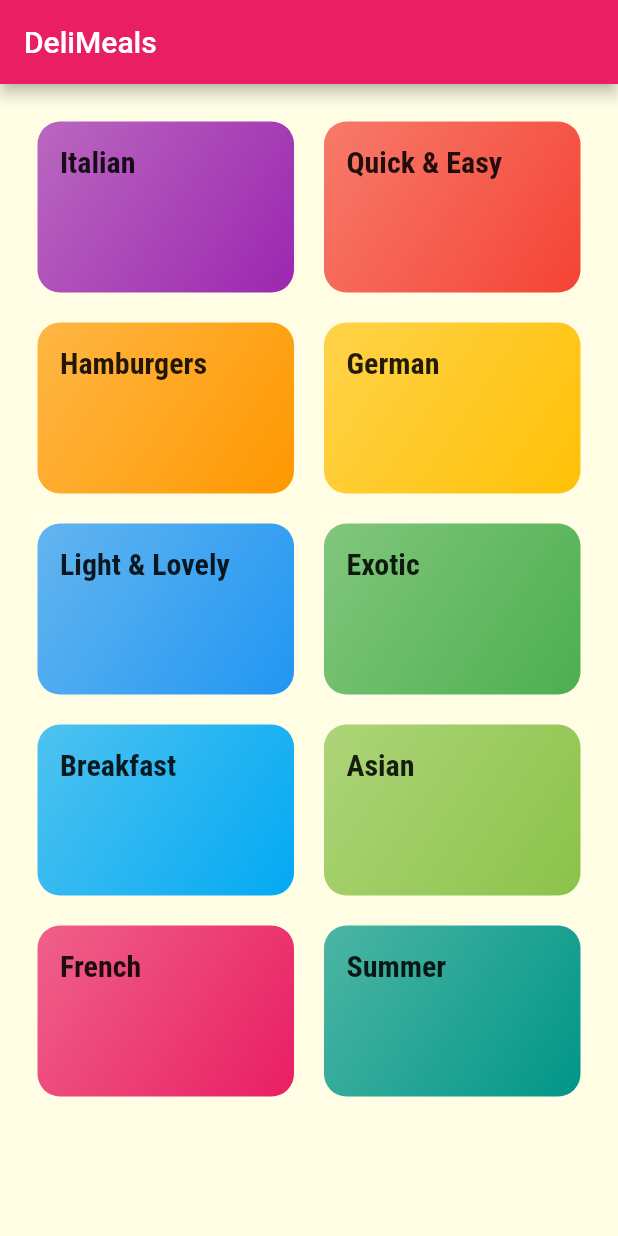
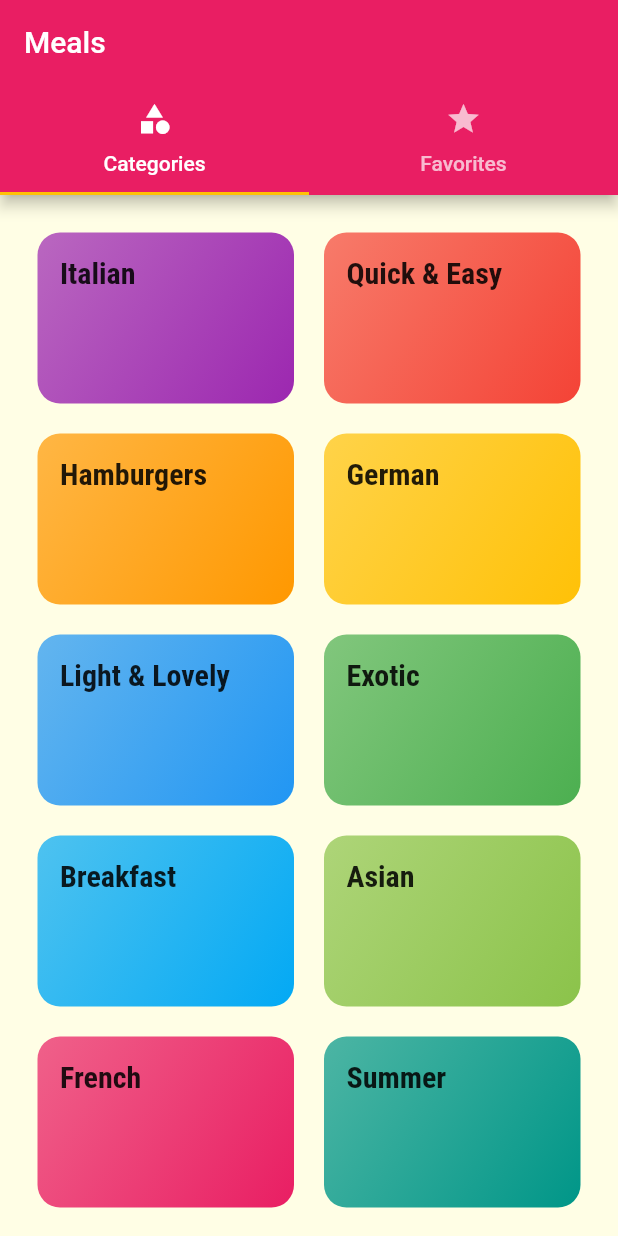
Before and after one commit to robozavri/food-app, a Flutter app: the screen it shows after launch, on a phone screen of 412 x 824 dp. Run offline on Flutter 3.47's test engine with Material 2 defaults, Android fonts, the phone set to English and light mode, and no system bars; Roboto replaces fonts that are missing (Realway).

Commit message:
[feat][lesson 176]: add tabs

```diff
--- a/lib/main.dart
+++ b/lib/main.dart
@@ -1,5 +1,6 @@
 import 'package:flutter/material.dart';
 import 'package:flutter_complete_guide/screens/meal_detail_screen.dart';
+import 'package:flutter_complete_guide/screens/tabs_screen.dart';
 
 import './screens/categories_screen.dart';
 import './screens/category_meals_screen.dart';
@@ -27,7 +28,8 @@ class MyApp extends StatelessWidget {
       // home: CategoriesScreen(),
       initialRoute: '/',
       routes: {
-        '/': (ctx) => CategoriesScreen(),
+        '/': (ctx) => TabScreen(),
+        // '/': (ctx) => CategoriesScreen(),
         CategoryMealsScreen.routeName: (ctx) => CategoryMealsScreen(),
         MealDetailScreen.routeName: (ctx) => MealDetailScreen(),
       },
--- a/lib/screens/categories_screen.dart
+++ b/lib/screens/categories_screen.dart
@@ -7,9 +7,7 @@ class CategoriesScreen extends StatelessWidget {
 
   @override
   Widget build(BuildContext context) {
-    return Scaffold(
-      appBar: AppBar(title: Text('DeliMeals')),
-      body: GridView(
+    return GridView(
       padding: EdgeInsets.all(25),
       children: DUMMY_CATEGORIES
           .map((cat) => CategoryItem(cat.id, cat.title, cat.color))
@@ -20,7 +18,6 @@ class CategoriesScreen extends StatelessWidget {
         crossAxisSpacing: 20,
         mainAxisSpacing: 20,
       ),
-      ),
     );
   }
 }
--- /dev/null
+++ b/lib/screens/favorites_screen.dart
@@ -0,0 +1,10 @@
+import 'package:flutter/material.dart';
+
+class FavoritesScreen extends StatelessWidget {
+  @override
+  Widget build(BuildContext context) {
+    return Center(
+      child: Text('The Favorites'),
+    );
+  }
+}
--- /dev/null
+++ b/lib/screens/tabs_screen.dart
@@ -0,0 +1,41 @@
+import 'package:flutter/material.dart';
+import 'package:flutter_complete_guide/screens/categories_screen.dart';
+import 'package:flutter_complete_guide/screens/favorites_screen.dart';
+
+class TabScreen extends StatefulWidget {
+  @override
+  _TabScreenState createState() => _TabScreenState();
+}
+
+class _TabScreenState extends State<TabScreen> {
+  @override
+  Widget build(BuildContext context) {
+    return DefaultTabController(
+      length: 2,
+      initialIndex: 0,
+      child: Scaffold(
+        appBar: AppBar(
+          title: Text('Meals'),
+          bottom: TabBar(
+            tabs: <Widget>[
+              Tab(
+                icon: Icon(Icons.category),
+                text: 'Categories',
+              ),
+              Tab(
+                icon: Icon(Icons.star),
+                text: 'Favorites',
+              ),
+            ],
+          ),
+        ),
+        body: TabBarView(
+          children: <Widget>[
+            CategoriesScreen(),
+            FavoritesScreen(),
+          ],
+        ),
+      ),
+    );
+  }
+}
```
Lines whose indentation alone changed are shown as unchanged.
